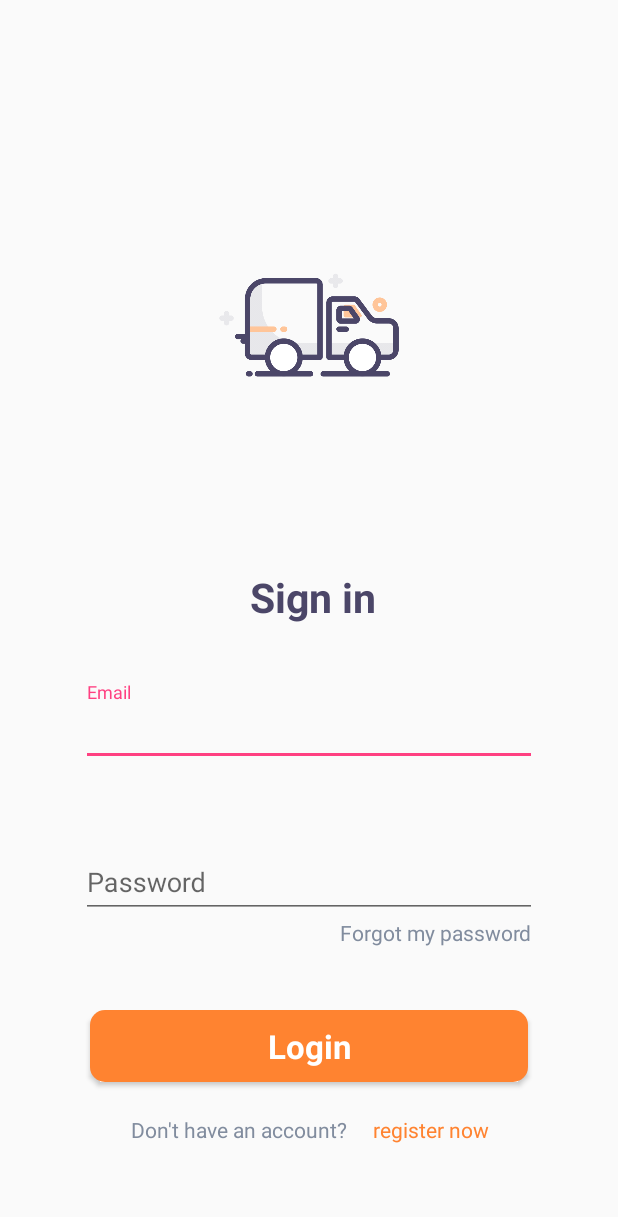
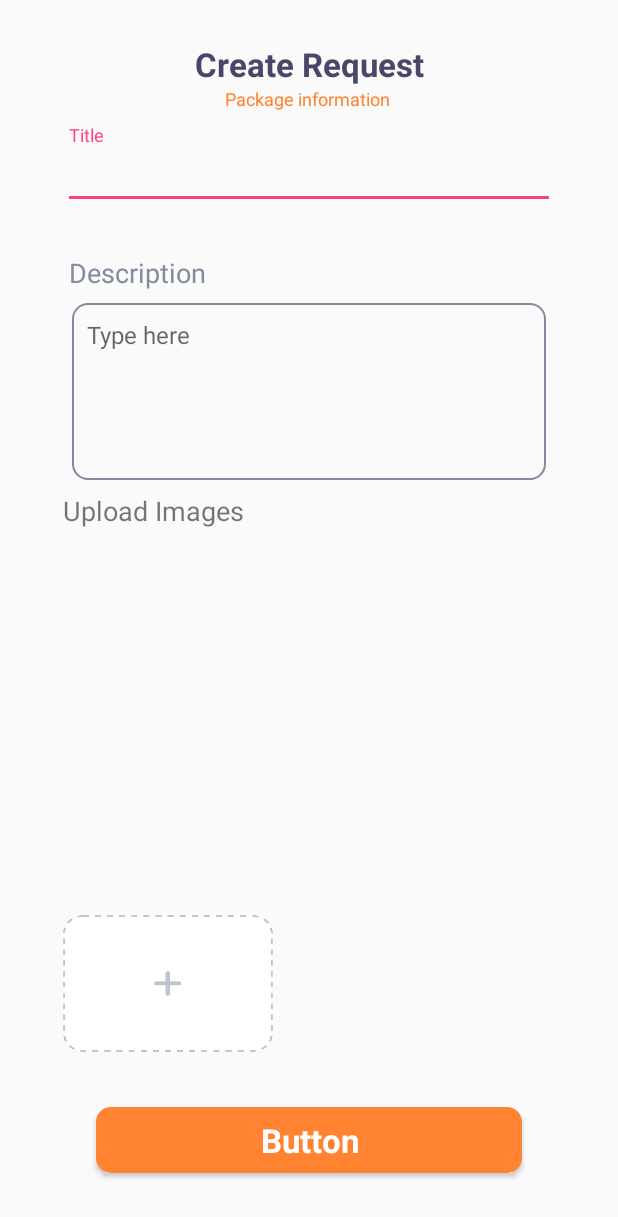
Before and after one commit to HeshamMorsy/ITI_GP_Client, an Android app: the screen it shows after launch (LoginActivity before the commit, OrderActivity after it), on a phone screen of 412 x 824 dp. Shown: the top 1217 px of the screen. Run offline under Robolectric (Android 15) with nearby library versions, the light colour scheme and no system bars.

Commit message:
order design sample

```diff
--- a/app/src/main/res/layout/activity_order.xml
+++ b/app/src/main/res/layout/activity_order.xml
@@ -11,7 +11,6 @@
         android:id="@+id/textView8"
         android:layout_width="wrap_content"
         android:layout_height="wrap_content"
-        android:layout_marginBottom="8dp"
         android:layout_marginTop="28dp"
         android:text="@string/createRequest"
         android:textColor="@color/header"
@@ -26,7 +25,7 @@
         android:id="@+id/textView9"
         android:layout_width="wrap_content"
         android:layout_height="wrap_content"
-        android:layout_marginBottom="36dp"
+        android:layout_marginBottom="9dp"
         android:layout_marginStart="20dp"
         android:text="@string/packageInfo"
         android:textColor="@color/colorPrimary"
@@ -38,11 +37,11 @@
     <android.support.design.widget.TextInputLayout
         android:id="@+id/textInputLayout9"
         android:layout_width="0dp"
-        android:layout_height="0dp"
-        android:layout_marginBottom="25dp"
+        android:layout_height="67dp"
+        android:layout_marginBottom="51dp"
         android:layout_marginEnd="42dp"
         android:layout_marginStart="42dp"
-        app:layout_constraintBottom_toTopOf="@+id/textView10"
+        app:layout_constraintBottom_toTopOf="@+id/order_descriptionEditText"
         app:layout_constraintEnd_toEndOf="parent"
         app:layout_constraintStart_toStartOf="parent"
         app:layout_constraintTop_toBottomOf="@+id/textView9">
@@ -59,20 +58,19 @@
         android:id="@+id/textView10"
         android:layout_width="wrap_content"
         android:layout_height="wrap_content"
-        android:layout_marginBottom="9dp"
-        android:layout_marginStart="3dp"
+        android:layout_marginBottom="8dp"
+        android:layout_marginStart="4dp"
         android:text="@string/description"
         android:textColor="@color/textColor"
         android:textSize="18sp"
         app:layout_constraintBottom_toTopOf="@+id/order_descriptionEditText"
-        app:layout_constraintStart_toStartOf="@+id/order_descriptionEditText"
-        app:layout_constraintTop_toBottomOf="@+id/textInputLayout9" />
+        app:layout_constraintStart_toStartOf="@+id/textInputLayout9" />
 
     <EditText
         android:id="@+id/order_descriptionEditText"
         android:layout_width="0dp"
-        android:layout_height="0dp"
-        android:layout_marginBottom="15dp"
+        android:layout_height="118dp"
+        android:layout_marginBottom="32dp"
         android:layout_marginEnd="48dp"
         android:layout_marginStart="48dp"
         android:background="@drawable/edittext_bg"
@@ -84,33 +82,67 @@
         android:textColor="@color/textColor"
         android:textColorHighlight="@color/textColor"
         android:textSize="16sp"
-        app:layout_constraintBottom_toTopOf="@+id/textView11"
+        app:layout_constraintBottom_toTopOf="@+id/order_gridView"
         app:layout_constraintEnd_toEndOf="parent"
+        app:layout_constraintHorizontal_bias="0.0"
         app:layout_constraintStart_toStartOf="parent"
-        app:layout_constraintTop_toBottomOf="@+id/textView10" />
+        app:layout_constraintTop_toBottomOf="@+id/textInputLayout9" />
 
     <TextView
         android:id="@+id/textView11"
         android:layout_width="wrap_content"
         android:layout_height="wrap_content"
-        android:layout_marginBottom="3dp"
-        android:layout_marginStart="10dp"
+        android:layout_marginTop="8dp"
         android:text="@string/uploadImg"
         android:textSize="18sp"
-        app:layout_constraintBottom_toTopOf="@+id/order_image"
-        app:layout_constraintStart_toStartOf="@+id/order_image"
+        app:layout_constraintStart_toStartOf="@+id/order_Image"
         app:layout_constraintTop_toBottomOf="@+id/order_descriptionEditText" />
 
     <ImageView
-        android:id="@+id/order_image"
-        android:layout_width="150dp"
+        android:id="@+id/order_Image"
+        android:layout_width="140dp"
+        android:layout_height="91dp"
+        android:layout_marginBottom="11dp"
+        android:layout_marginEnd="18dp"
+        android:layout_marginStart="42dp"
+        android:layout_marginTop="24dp"
+        android:background="@mipmap/ic_upload_image"
+        android:onClick="getImageToUpload"
+        app:layout_constraintBottom_toBottomOf="@+id/order_gridView"
+        app:layout_constraintEnd_toStartOf="@+id/order_gridView"
+        app:layout_constraintStart_toStartOf="parent"
+        app:layout_constraintTop_toTopOf="@+id/textView11"
+        app:layout_constraintVertical_bias="1.0" />
+
+    <Button
+        android:id="@+id/order_nextBtn"
+        android:layout_width="0dp"
+        android:layout_height="44dp"
+        android:layout_marginBottom="42dp"
+        android:layout_marginEnd="64dp"
+        android:layout_marginStart="64dp"
+        android:background="@drawable/btns_bg"
+        android:text="Button"
+        android:textAppearance="@style/TextAppearance.AppCompat"
+        android:textColor="@color/cardview_light_background"
+        android:textSize="22sp"
+        android:textStyle="bold"
+        app:layout_constraintBottom_toBottomOf="parent"
+        app:layout_constraintEnd_toEndOf="parent"
+        app:layout_constraintStart_toStartOf="parent"
+        app:layout_constraintTop_toBottomOf="@+id/order_gridView"
+        tools:text="@string/next" />
+
+    <GridView
+        android:id="@+id/order_gridView"
+        android:layout_width="0dp"
         android:layout_height="0dp"
-        android:layout_marginBottom="51dp"
-        android:layout_marginStart="42dp"
-        android:src="@mipmap/ic_upload_image"
-        app:layout_constraintBottom_toBottomOf="parent"
-        app:layout_constraintStart_toStartOf="parent"
-        app:layout_constraintTop_toBottomOf="@+id/textView11" />
+        android:layout_marginBottom="25dp"
+        android:layout_marginEnd="16dp"
+        app:layout_constraintBottom_toTopOf="@+id/order_nextBtn"
+        app:layout_constraintEnd_toEndOf="parent"
+        app:layout_constraintStart_toEndOf="@+id/order_Image"
+        app:layout_constraintTop_toBottomOf="@+id/order_descriptionEditText" />
 
 
 </android.support.constraint.ConstraintLayout>
--- a/app/src/main/res/values/strings.xml
+++ b/app/src/main/res/values/strings.xml
@@ -28,6 +28,7 @@
     <string name="location">Location</string>
     <string name="typeHere">Type here</string>
     <string name="uploadImg">Upload Images</string>
+    <string name="next">Next</string>
 
     <!-- TODO: Remove or change this placeholder text -->
     <string name="hello_blank_fragment">Hello blank fragment</string>
```
Also changed, not shown: app/src/main/AndroidManifest.xml (+10 -5 lines), app/src/main/java/app/iti/client/iti_gp_client/contracts/OrderContract.kt (+10 -2 lines), app/src/main/java/app/iti/client/iti_gp_client/screens/order_description/OrderActivity.kt (+72 -0 lines), app/src/main/java/app/iti/client/iti_gp_client/screens/order_description/OrderPresenter.kt (+67 -1 lines), app/src/main/java/app/iti/client/iti_gp_client/utilities/RequiredMethods.kt (+8 -1 lines).
